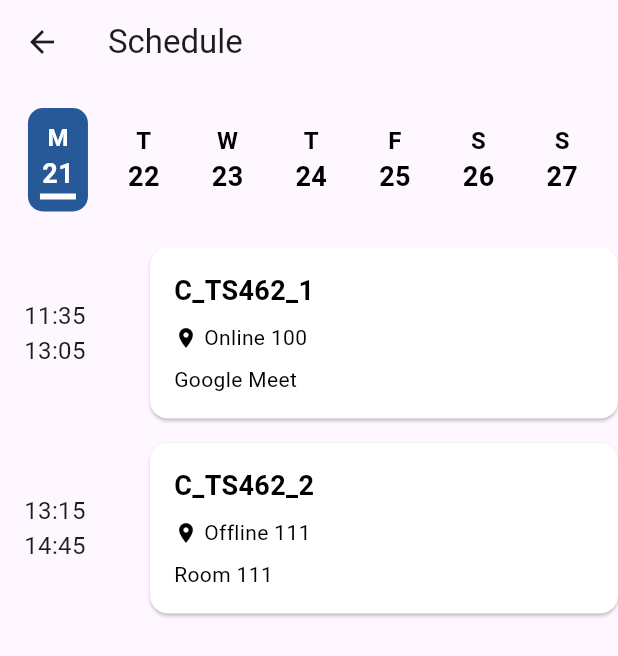
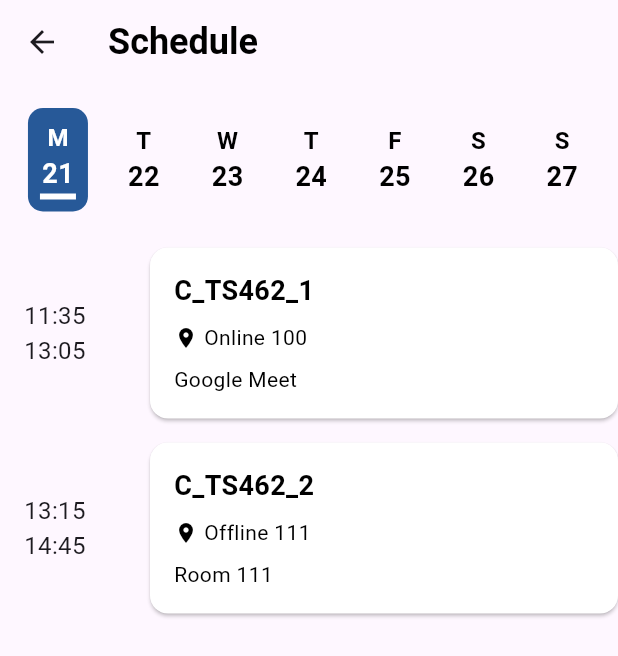
Before and after one commit to hnamredips/sap_mobile, a Flutter app: the ScheduleScreen screen opened by its route, on a phone screen of 412 x 824 dp. Shown: the top 656 px of the screen. Run offline on Flutter 3.47's test engine with Material 3 defaults, Android fonts, the phone set to English and light mode, and no system bars; our stand-ins replace carousel_slider.

Commit message:
schedule_screen updated

```diff
--- a/lib/screens/schedule_screen.dart
+++ b/lib/screens/schedule_screen.dart
@@ -36,7 +36,14 @@ class _ScheduleScreenState extends State<ScheduleScreen> {
   Widget build(BuildContext context) {
     return Scaffold(
       appBar: AppBar(
-        title: Text('Schedule'),
+        title: Text(
+          'Schedule',
+          style: TextStyle(
+            color: Colors.black,
+            fontSize: 24,
+            fontWeight: FontWeight.bold,
+          ),
+        ),
       ),
       body: Column(
         children: [
```
